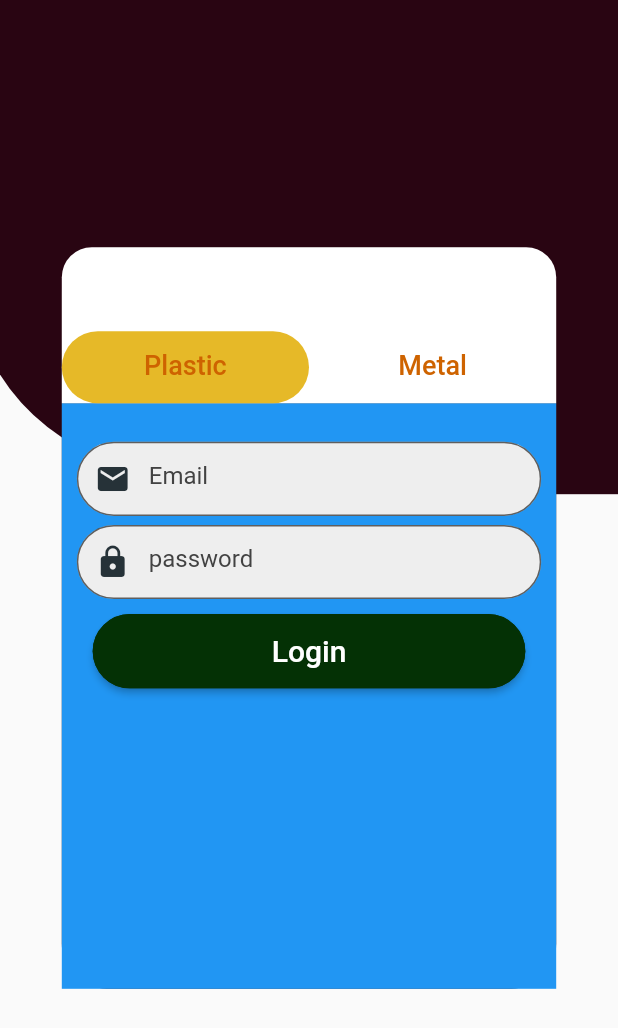
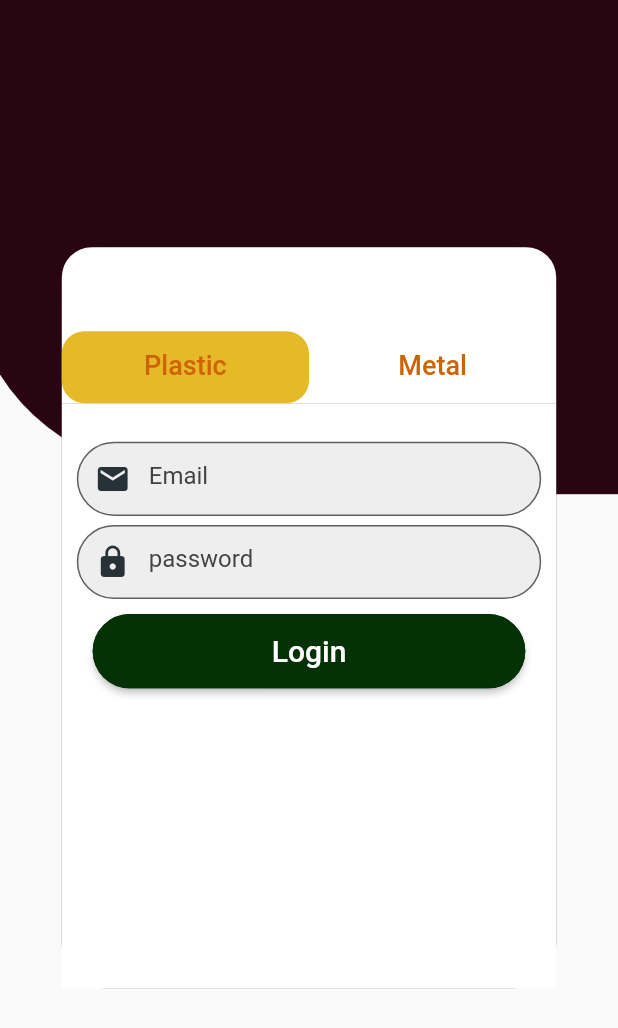
Before and after one commit to emilio-kariuki/youth, a Flutter app: the screen it shows after launch, on a phone screen of 412 x 824 dp. Shown: the top 1028 px of the screen. Run offline on Flutter 3.47's test engine with Material 2 defaults, Android fonts, the light colour scheme and no system bars; our stand-ins replace google_fonts.

Commit message:
April 3, 2022 4:27 PM

```diff
--- a/lib/Accounts/login.dart
+++ b/lib/Accounts/login.dart
@@ -89,7 +89,7 @@ class _LoginContentsState extends State<LoginContents> {
                 bottom: TabBar(
                   indicator: BoxDecoration(
                       color: const Color.fromARGB(255, 230, 185, 40),
-                      borderRadius: BorderRadius.circular(25.0)),
+                      borderRadius: BorderRadius.circular(15.0)),
 
                   // ignore: prefer_const_literals_to_create_immutables
                   tabs: [
@@ -111,7 +111,7 @@ class _LoginContentsState extends State<LoginContents> {
               ),
               body: Container(
                 height: size.height * 0.5,
-                color: Colors.blue,
+                color: Color.fromARGB(255, 255, 255, 255),
                 child: TabBarView(
                   children: [
                     Container(
```
